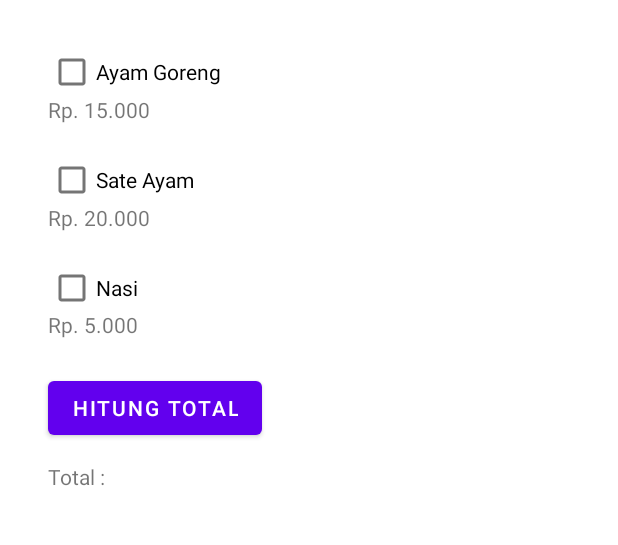
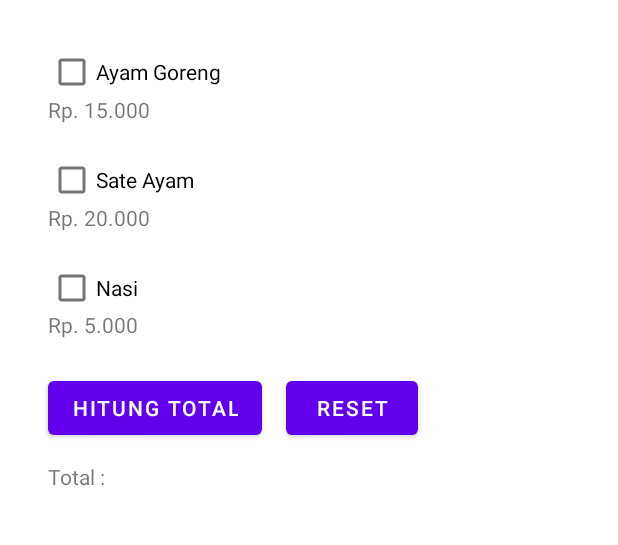
Before and after one commit to Raihanki/Kasir-Sederhana, an Android app: the layout activity_main.xml on its own in the app's theme, with its tools: preview values and no code run, on a phone screen of 412 x 824 dp, the part 113-658 px from its top. Run offline under Robolectric (Android 15) with nearby library versions, the phone set to English and light mode, and no system bars.

```diff
--- a/app/src/main/res/layout/activity_main.xml
+++ b/app/src/main/res/layout/activity_main.xml
@@ -57,7 +57,7 @@
         android:id="@+id/qtyAyam"
         android:visibility="gone"
         android:layout_width="100dp"
-        android:layout_height="70dp"
+        android:layout_height="55dp"
         android:layout_marginStart="32sp"
         app:layout_constraintBottom_toBottomOf="@+id/chkAyamGoreng"
         app:layout_constraintEnd_toEndOf="parent"
@@ -77,7 +77,7 @@
         android:visibility="gone"
         android:id="@+id/qtySate"
         android:layout_width="100dp"
-        android:layout_height="45dp"
+        android:layout_height="55dp"
         android:layout_marginStart="32sp"
         app:layout_constraintBottom_toBottomOf="@+id/chkSateAyam"
         app:layout_constraintEnd_toEndOf="parent"
@@ -96,7 +96,7 @@
         style="@style/Widget.MaterialComponents.TextInputLayout.OutlinedBox"
         android:id="@+id/qtyNasi"
         android:layout_width="100dp"
-        android:layout_height="45dp"
+        android:layout_height="55dp"
         android:visibility="gone"
         android:layout_marginStart="32sp"
         app:layout_constraintBottom_toBottomOf="@+id/chkNasi"
@@ -171,4 +171,14 @@
         app:layout_constraintStart_toStartOf="parent"
         app:layout_constraintTop_toBottomOf="@+id/button" />
 
+    <Button
+        android:id="@+id/resetButton"
+        android:layout_width="wrap_content"
+        android:layout_height="wrap_content"
+        android:layout_marginLeft="16dp"
+        android:text="@string/reset"
+        app:layout_constraintBottom_toBottomOf="@+id/button"
+        app:layout_constraintStart_toEndOf="@+id/button"
+        app:layout_constraintTop_toTopOf="@+id/button" />
+
 </androidx.constraintlayout.widget.ConstraintLayout>
--- a/app/src/main/res/values/strings.xml
+++ b/app/src/main/res/values/strings.xml
@@ -9,4 +9,6 @@
     <string name="hargaNasi">Rp. 5.000</string>
     <string name="total">Totalnya Adalah : %d</string>
     <string name="total_awal">Total :</string>
+    <string name="reset">Reset</string>
+    <string name="invalid_feedback">QTY Tidak Boleh Kosong</string>
 </resources>
```
Also changed, not shown: app/src/main/java/org/d3if2033/kasirsederhana/MainActivity.kt (+25 -5 lines).
